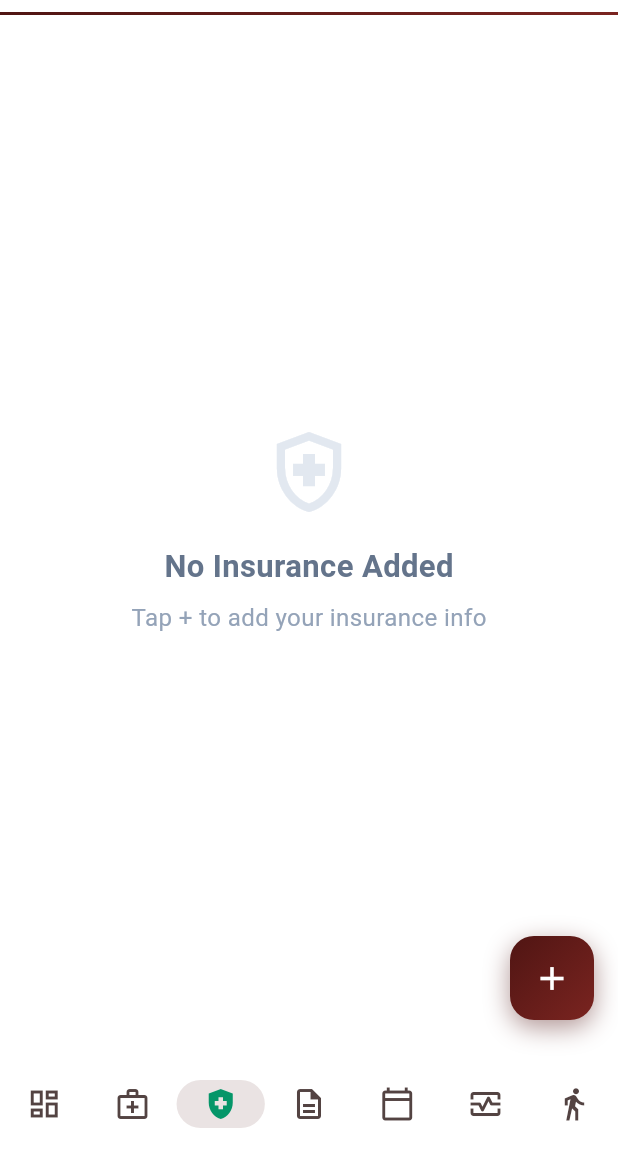
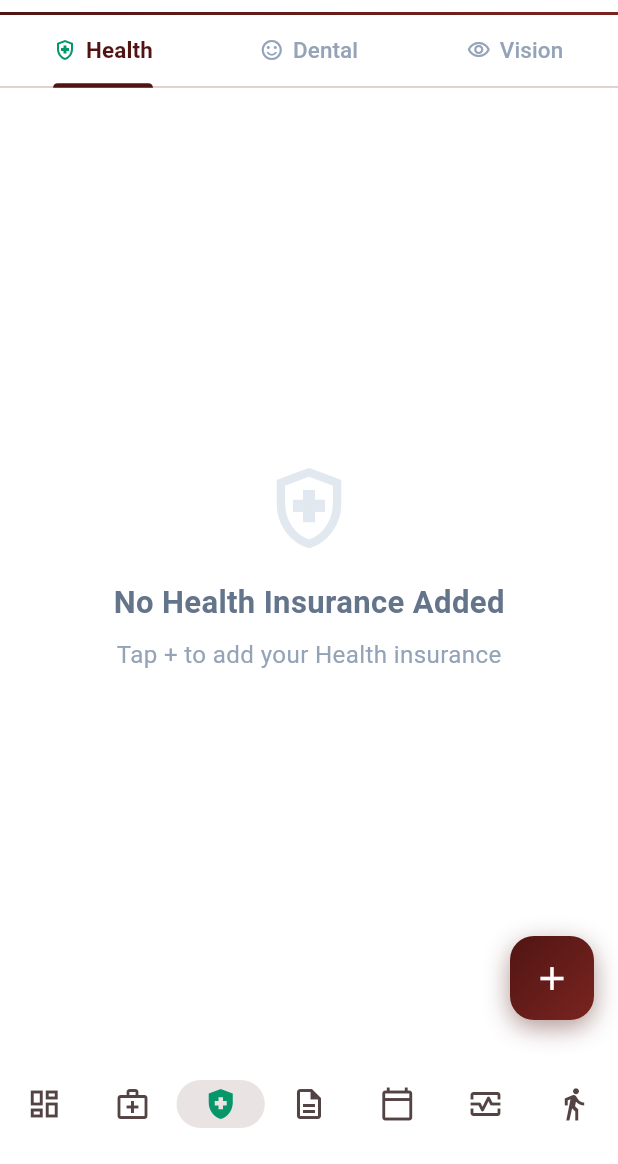
Before and after one commit to kushanmaskey/medicine_reminder_claude, a Flutter app: the HomeScreen screen opened directly, item 3 of the bottom bar chosen, on a phone screen of 412 x 824 dp, the part 72-1236 px from its top. Run offline on Flutter 3.47's test engine with Material 3 defaults, Android fonts, the phone set to English and light mode, and no system bars; our stand-ins replace flutter_local_notifications, flutter_timezone, image_picker, local_auth, permission_handler, shared_preferences and 2 more; accounts and stored records are empty; network calls fail.

Commit message:
Add Insurance tab with Health/Dental/Vision subtabs and summary integration
- Insurance tab with three subtabs (Health, Dental, Vision) using type-specific colors and icons
- Add/edit/delete insurance via dropdown providers (BCBS, UHC, Aetna, Cigna, etc.) and plan types (PPO, HMO, etc.)
- Summary tab shows 1 most recent insurance per type, updates on tab tap and after add/edit/delete
- Order insurances by server-side created_at for reliable recency (requires created_at column in DB)
- Summary reloads when navigating to it via bottom nav for always-fresh data

Co-Authored-By: Claude Sonnet 4.6 <noreply@anthropic.com>

```diff
--- a/lib/models/insurance.dart
+++ b/lib/models/insurance.dart
@@ -1,5 +1,6 @@
 class Insurance {
   final String id;
+  final String type; // 'Health', 'Dental', 'Vision'
   final String providerName;
   final String planName;
   final String memberId;
@@ -13,6 +14,7 @@ class Insurance {
 
   Insurance({
     required this.id,
+    this.type = 'Health',
     required this.providerName,
     this.planName = '',
     this.memberId = '',
--- a/lib/screens/add_insurance_screen.dart
+++ b/lib/screens/add_insurance_screen.dart
@@ -33,7 +33,8 @@ const _planTypes = [
 
 class AddInsuranceScreen extends StatefulWidget {
   final Insurance? existing;
-  const AddInsuranceScreen({super.key, this.existing});
+  final String insuranceType;
+  const AddInsuranceScreen({super.key, this.existing, this.insuranceType = 'Health'});
 
   @override
   State<AddInsuranceScreen> createState() => _AddInsuranceScreenState();
@@ -119,6 +120,7 @@ class _AddInsuranceScreenState extends State<AddInsuranceScreen> {
     try {
       final insurance = Insurance(
         id: widget.existing?.id ?? DateTime.now().millisecondsSinceEpoch.toString(),
+        type: widget.existing?.type ?? widget.insuranceType,
         providerName: _selectedProvider == 'Other' ? _providerOther.text.trim() : (_selectedProvider ?? ''),
         planName: _selectedPlanType == 'Other' ? '' : (_selectedPlanType ?? ''),
         memberId: _memberId.text.trim(),
@@ -201,7 +203,7 @@ class _AddInsuranceScreenState extends State<AddInsuranceScreen> {
         scrolledUnderElevation: 1,
         shadowColor: Colors.black.withValues(alpha: 0.06),
         title: Text(
-          isEdit ? 'Edit Insurance' : 'Add Insurance',
+          isEdit ? 'Edit ${widget.existing?.type ?? widget.insuranceType} Insurance' : 'Add ${widget.insuranceType} Insurance',
           style: const TextStyle(
             color: Color(0xFF484141),
             fontWeight: FontWeight.bold,
--- a/lib/screens/home_screen.dart
+++ b/lib/screens/home_screen.dart
@@ -379,7 +379,7 @@ class _HomeScreenState extends State<HomeScreen> {
             onVitalChanged: () => _vitalsKey.currentState?.reload(),
           ),
           DoctorsTab(key: _doctorsKey),
-          InsuranceTab(key: _insuranceKey),
+          InsuranceTab(key: _insuranceKey, onChanged: () => _summaryKey.currentState?.reload()),
           PrescriptionsTab(key: _prescriptionsKey),
           AppointmentsTab(key: _appointmentsKey),
           VitalsTab(key: _vitalsKey, onDoctorAdded: () => _doctorsKey.currentState?.reload()),
@@ -388,7 +388,10 @@ class _HomeScreenState extends State<HomeScreen> {
       ),
       bottomNavigationBar: NavigationBar(
         selectedIndex: _currentIndex,
-        onDestinationSelected: (i) => setState(() => _currentIndex = i),
+        onDestinationSelected: (i) {
+          setState(() => _currentIndex = i);
+          if (i == 0) _summaryKey.currentState?.reload();
+        },
         backgroundColor: Colors.white,
         indicatorColor: const Color(0xFF501513).withValues(alpha: 0.12),
         labelBehavior: NavigationDestinationLabelBehavior.alwaysHide,
--- a/lib/services/storage_service.dart
+++ b/lib/services/storage_service.dart
@@ -506,12 +506,13 @@ class StorageService {
         .from('insurance')
         .select()
         .eq('user_id', _uid)
-        .order('created_at');
+        .order('created_at', ascending: true, nullsFirst: false);
     final result = <Insurance>[];
     for (final r in rows) {
       try {
         result.add(Insurance(
           id: r['id'] as String,
+          type: r['type'] as String? ?? 'Health',
           providerName: r['provider_name'] as String,
           planName: r['plan_name'] as String? ?? '',
           memberId: r['member_id'] as String? ?? '',
@@ -532,6 +533,7 @@ class StorageService {
     await _db.from('insurance').insert({
       'id': ins.id,
       'user_id': _uid,
+      'type': ins.type,
       'provider_name': ins.providerName,
       'plan_name': ins.planName.isEmpty ? null : ins.planName,
       'member_id': ins.memberId.isEmpty ? null : ins.memberId,
@@ -547,6 +549,7 @@ class StorageService {
 
   static Future<void> updateInsurance(Insurance ins) async {
     await _db.from('insurance').update({
+      'type': ins.type,
       'provider_name': ins.providerName,
       'plan_name': ins.planName.isEmpty ? null : ins.planName,
       'member_id': ins.memberId.isEmpty ? null : ins.memberId,
--- a/lib/tabs/insurance_tab.dart
+++ b/lib/tabs/insurance_tab.dart
@@ -3,25 +3,49 @@ import '../models/insurance.dart';
 import '../services/storage_service.dart';
 import '../screens/add_insurance_screen.dart';
 
+const _primary = Color(0xFF501513);
 const _accent = Color(0xFF059669);
-const _primary = Color(0xFF501513);
+
+const _types = ['Health', 'Dental', 'Vision'];
+
+const _typeIcons = {
+  'Health': Icons.health_and_safety_outlined,
+  'Dental': Icons.sentiment_satisfied_outlined,
+  'Vision': Icons.visibility_outlined,
+};
+
+const _typeColors = {
+  'Health': Color(0xFF059669),
+  'Dental': Color(0xFF3B82F6),
+  'Vision': Color(0xFF8B5CF6),
+};
 
 class InsuranceTab extends StatefulWidget {
-  const InsuranceTab({super.key});
+  final VoidCallback? onChanged;
+  const InsuranceTab({super.key, this.onChanged});
 
   @override
   State<InsuranceTab> createState() => InsuranceTabState();
 }
 
-class InsuranceTabState extends State<InsuranceTab> {
+class InsuranceTabState extends State<InsuranceTab>
+    with SingleTickerProviderStateMixin {
   List<Insurance> _insurances = [];
   bool _loading = true;
   bool _loadFailed = false;
+  late final TabController _tabController;
 
   @override
   void initState() {
     super.initState();
+    _tabController = TabController(length: 3, vsync: this);
     _load();
+  }
+
+  @override
+  void dispose() {
+    _tabController.dispose();
+    super.dispose();
   }
 
   Future<void> _load() async {
@@ -43,9 +67,12 @@ class InsuranceTabState extends State<InsuranceTab> {
   void reload() => _load();
 
   Future<void> openAdd() async {
+    final type = _types[_tabController.index];
     final result = await Navigator.push<dynamic>(
       context,
-      MaterialPageRoute(builder: (_) => const AddInsuranceScreen()),
+      MaterialPageRoute(
+        builder: (_) => AddInsuranceScreen(insuranceType: type),
+      ),
     );
     if (result == true || result == 'deleted') _load();
   }
@@ -55,7 +82,10 @@ class InsuranceTabState extends State<InsuranceTab> {
       context,
       MaterialPageRoute(builder: (_) => AddInsuranceScreen(existing: ins)),
     );
-    if (result == true || result == 'deleted') _load();
+    if (result == true || result == 'deleted') {
+      _load();
+      widget.onChanged?.call();
+    }
   }
 
   @override
@@ -93,30 +123,73 @@ class InsuranceTabState extends State<InsuranceTab> {
       );
     }
 
-    if (_insurances.isEmpty) {
-      return const ColoredBox(
+    return ColoredBox(
       color: Colors.white,
-        child: Center(
+      child: Column(
+        children: [
+          Container(
+            color: Colors.white,
+            child: TabBar(
+              controller: _tabController,
+              labelColor: _primary,
+              unselectedLabelColor: const Color(0xFF94A3B8),
+              indicatorColor: _primary,
+              indicatorWeight: 2.5,
+              labelStyle: const TextStyle(fontWeight: FontWeight.w700, fontSize: 13),
+              unselectedLabelStyle: const TextStyle(fontWeight: FontWeight.w500, fontSize: 13),
+              tabs: _types.map((t) => Tab(
+                child: Row(
+                  mainAxisAlignment: MainAxisAlignment.center,
+                  mainAxisSize: MainAxisSize.min,
+                  children: [
+                    Icon(_typeIcons[t], size: 16,
+                        color: _tabController.index == _types.indexOf(t)
+                            ? _typeColors[t]
+                            : const Color(0xFF94A3B8)),
+                    const SizedBox(width: 6),
+                    Text(t),
+                  ],
+                ),
+              )).toList(),
+            ),
+          ),
+          Expanded(
+            child: TabBarView(
+              controller: _tabController,
+              children: _types.map((t) => _buildTypeList(t)).toList(),
+            ),
+          ),
+        ],
+      ),
+    );
+  }
+
+  Widget _buildTypeList(String type) {
+    final list = _insurances.where((ins) => ins.type == type).toList();
+    final color = _typeColors[type] ?? _accent;
+    final icon = _typeIcons[type] ?? Icons.health_and_safety_outlined;
+
+    if (list.isEmpty) {
+      return Center(
         child: Column(
           mainAxisAlignment: MainAxisAlignment.center,
           children: [
-              Icon(Icons.health_and_safety_outlined, size: 64, color: Color(0xFFE2E8F0)),
-              SizedBox(height: 16),
+            Icon(icon, size: 64, color: const Color(0xFFE2E8F0)),
+            const SizedBox(height: 16),
             Text(
-                'No Insurance Added',
-                style: TextStyle(
+              'No $type Insurance Added',
+              style: const TextStyle(
                 fontSize: 18,
                 fontWeight: FontWeight.w600,
                 color: Color(0xFF64748B),
               ),
             ),
-              SizedBox(height: 8),
+            const SizedBox(height: 8),
             Text(
-                'Tap + to add your insurance info',
-                style: TextStyle(fontSize: 14, color: Color(0xFF94A3B8)),
+              'Tap + to add your $type insurance',
+              style: const TextStyle(fontSize: 14, color: Color(0xFF94A3B8)),
             ),
           ],
-          ),
         ),
       );
     }
@@ -126,10 +199,12 @@ class InsuranceTabState extends State<InsuranceTab> {
       color: _primary,
       child: ListView.builder(
         padding: const EdgeInsets.all(16),
-        itemCount: _insurances.length,
+        itemCount: list.length,
         itemBuilder: (_, i) => _InsuranceCard(
-          insurance: _insurances[i],
-          onTap: () => _openEdit(_insurances[i]),
+          insurance: list[i],
+          color: color,
+          icon: icon,
+          onTap: () => _openEdit(list[i]),
         ),
       ),
     );
@@ -138,9 +213,16 @@ class InsuranceTabState extends State<InsuranceTab> {
 
 class _InsuranceCard extends StatelessWidget {
   final Insurance insurance;
+  final Color color;
+  final IconData icon;
   final VoidCallback onTap;
 
-  const _InsuranceCard({required this.insurance, required this.onTap});
+  const _InsuranceCard({
+    required this.insurance,
+    required this.color,
+    required this.icon,
+    required this.onTap,
+  });
 
   @override
   Widget build(BuildContext context) {
@@ -154,9 +236,12 @@ class _InsuranceCard extends StatelessWidget {
     } else if (ins.isExpiringSoon) {
       statusColor = const Color(0xFFF97316);
       statusBadge = 'Expiring Soon';
+    } else if (ins.expirationDate != null) {
+      statusColor = color;
+      statusBadge = 'Active';
     } else {
-      statusColor = _accent;
-      statusBadge = ins.expirationDate != null ? 'Active' : null;
+      statusColor = color;
+      statusBadge = null;
     }
 
     return Container(
@@ -165,7 +250,7 @@ class _InsuranceCard extends StatelessWidget {
         color: Colors.white,
         borderRadius: BorderRadius.circular(14),
         border: Border.all(
-          color: ins.isExpired || ins.isExpiringSoon
+          color: (ins.isExpired || ins.isExpiringSoon)
               ? statusColor.withValues(alpha: 0.3)
               : Colors.grey.shade100,
         ),
@@ -191,11 +276,10 @@ class _InsuranceCard extends StatelessWidget {
                   width: 42,
                   height: 42,
                   decoration: BoxDecoration(
-                    color: _accent.withValues(alpha: 0.1),
+                    color: color.withValues(alpha: 0.1),
                     borderRadius: BorderRadius.circular(12),
                   ),
-                  child: const Icon(Icons.health_and_safety_outlined,
-                      color: _accent, size: 20),
+                  child: Icon(icon, color: color, size: 20),
                 ),
                 const SizedBox(width: 12),
                 Expanded(
@@ -212,21 +296,17 @@ class _InsuranceCard extends StatelessWidget {
                       ),
                       if (ins.planName.isNotEmpty) ...[
                         const SizedBox(height: 2),
-                        Text(
-                          ins.planName,
-                          style: const TextStyle(
+                        Text(ins.planName,
+                            style: TextStyle(
                                 fontSize: 12,
-                              color: _accent,
-                              fontWeight: FontWeight.w500),
-                        ),
+                                color: color,
+                                fontWeight: FontWeight.w500)),
                       ],
                       if (ins.memberId.isNotEmpty) ...[
                         const SizedBox(height: 2),
-                        Text(
-                          'Member ID: ${ins.memberId}',
+                        Text('Member ID: ${ins.memberId}',
                             style: TextStyle(fontSize: 11, color: Colors.grey[500]),
-                          overflow: TextOverflow.ellipsis,
-                        ),
+                            overflow: TextOverflow.ellipsis),
                       ],
                     ],
                   ),
@@ -242,13 +322,11 @@ class _InsuranceCard extends StatelessWidget {
                           color: statusColor.withValues(alpha: 0.1),
                           borderRadius: BorderRadius.circular(20),
                         ),
-                        child: Text(
-                          statusBadge,
+                        child: Text(statusBadge,
                             style: TextStyle(
                                 fontSize: 10,
                                 fontWeight: FontWeight.w700,
-                              color: statusColor),
-                        ),
+                                color: statusColor)),
                       ),
                     const SizedBox(height: 4),
                     const Icon(Icons.chevron_right, color: Color(0xFFCBD5E1), size: 18),
--- a/lib/tabs/summary_tab.dart
+++ b/lib/tabs/summary_tab.dart
@@ -221,7 +221,11 @@ class SummaryTabState extends State<SummaryTab> {
             _buildEmptyState('No insurance added',
                 'Tap + on the Insurance tab to add one')
           else
-            ..._insurances.take(3).map((ins) => _buildInsuranceRow(ins)),
+            ...[
+              _insurances.where((i) => i.type == 'Health').lastOrNull,
+              _insurances.where((i) => i.type == 'Dental').lastOrNull,
+              _insurances.where((i) => i.type == 'Vision').lastOrNull,
+            ].whereType<Insurance>().map((ins) => _buildInsuranceRow(ins)),
         ],
       ),
     );
@@ -934,7 +938,17 @@ class SummaryTabState extends State<SummaryTab> {
   // ── Insurance row ──────────────────────────────────────────────────────────
 
   Widget _buildInsuranceRow(Insurance ins) {
-    const accent = Color(0xFF059669);
+    final typeColor = const {
+      'Health': Color(0xFF059669),
+      'Dental': Color(0xFF3B82F6),
+      'Vision': Color(0xFF8B5CF6),
+    }[ins.type] ?? const Color(0xFF059669);
+    final typeIcon = const {
+      'Health': Icons.health_and_safety_outlined,
+      'Dental': Icons.sentiment_satisfied_outlined,
+      'Vision': Icons.visibility_outlined,
+    }[ins.type] ?? Icons.health_and_safety_outlined;
+
     final Color statusColor;
     final String? statusBadge;
 
@@ -945,10 +959,10 @@ class SummaryTabState extends State<SummaryTab> {
       statusColor = const Color(0xFFF97316);
       statusBadge = 'Expiring Soon';
     } else if (ins.expirationDate != null) {
-      statusColor = accent;
+      statusColor = typeColor;
       statusBadge = 'Active';
     } else {
-      statusColor = accent;
+      statusColor = typeColor;
       statusBadge = null;
     }
 
@@ -984,11 +998,10 @@ class SummaryTabState extends State<SummaryTab> {
             Container(
               padding: const EdgeInsets.all(8),
               decoration: BoxDecoration(
-                color: accent.withValues(alpha: 0.1),
+                color: typeColor.withValues(alpha: 0.1),
                 borderRadius: BorderRadius.circular(10),
               ),
-              child: const Icon(Icons.health_and_safety_outlined,
-                  color: accent, size: 18),
+              child: Icon(typeIcon, color: typeColor, size: 18),
             ),
             const SizedBox(width: 12),
             Expanded(
@@ -1005,9 +1018,9 @@ class SummaryTabState extends State<SummaryTab> {
                   if (ins.planName.isNotEmpty) ...[
                     const SizedBox(height: 2),
                     Text(ins.planName,
-                        style: const TextStyle(
+                        style: TextStyle(
                             fontSize: 12,
-                            color: accent,
+                            color: typeColor,
                             fontWeight: FontWeight.w500)),
                   ],
                   if (ins.memberId.isNotEmpty) ...[
```
Lines whose indentation alone changed are shown as unchanged.
